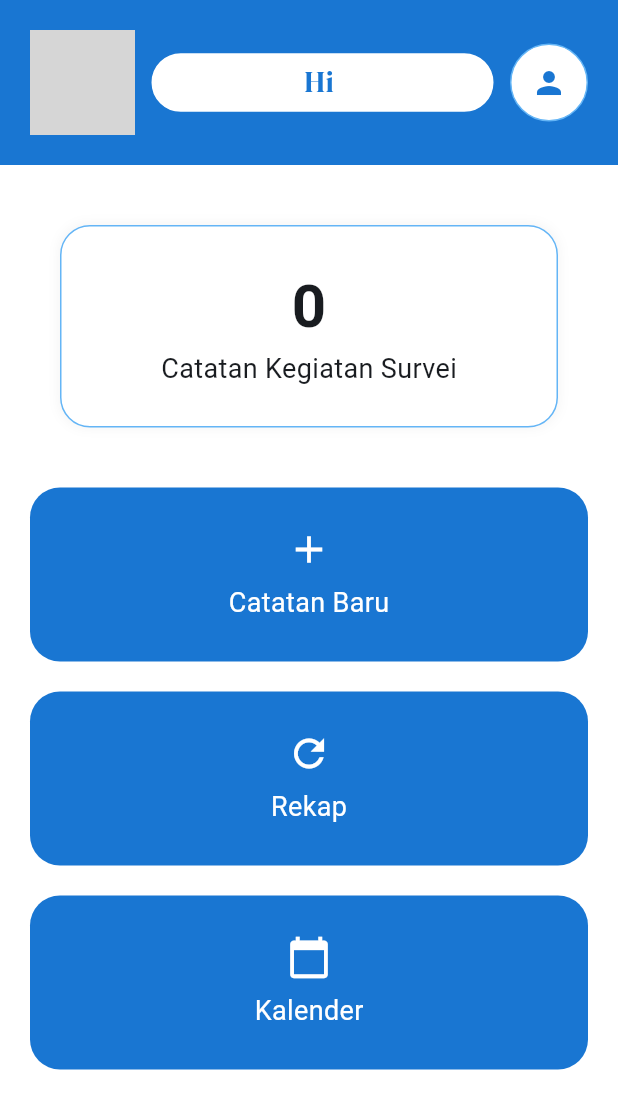
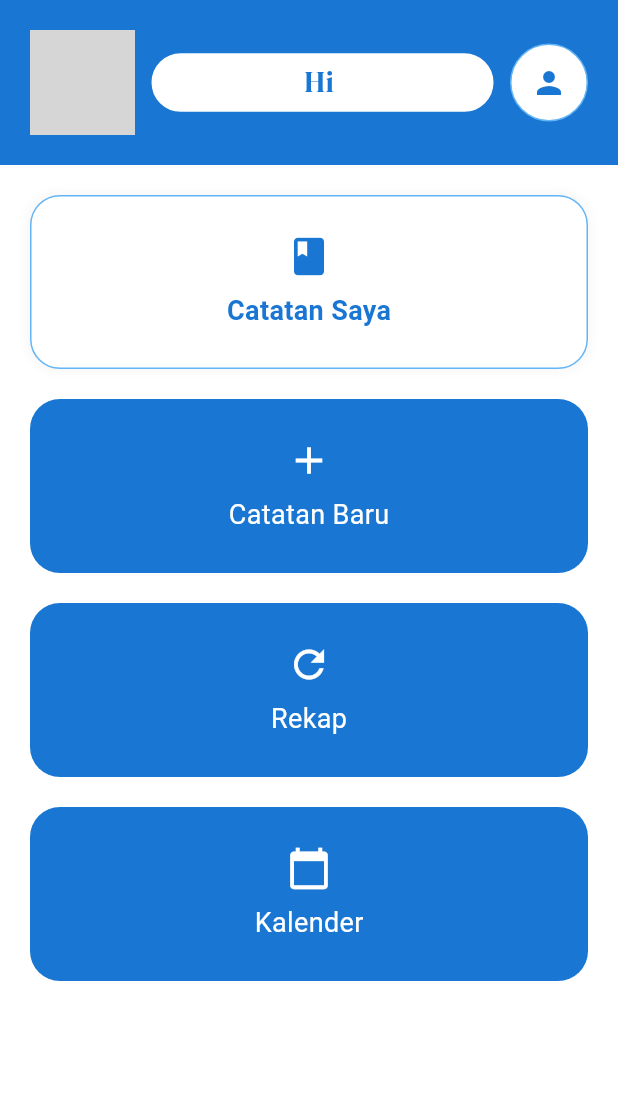
Before and after one commit to zahrld/rekap, a Flutter app: the HomeScreen screen opened directly with empty values, on a phone screen of 412 x 824 dp. Shown: the top 1109 px of the screen. Run offline on Flutter 3.47's test engine with Material 3 defaults, Android fonts, the phone set to English and light mode, and no system bars; our stand-ins replace google_fonts, image_picker; network calls fail; grey boxes are pictures that could not be loaded.

Commit message:
tanpa tekan plus

```diff
--- a/lib/config/api_config.dart
+++ b/lib/config/api_config.dart
@@ -1,7 +1,7 @@
 class ApiConfig {
   // Untuk Android Emulator gunakan 10.0.2.2
   // Untuk iOS Simulator gunakan localhost
-  static const String baseUrl = "http://localhost/apiSicap";
+  static const String baseUrl = "http://localhost/api_sicap";
 
   // Endpoints
   static const String login = "$baseUrl/login.php";
@@ -12,5 +12,6 @@ class ApiConfig {
   static const String getCatatan = "$baseUrl/get_catatan.php";
   static const String recapScreen = "$baseUrl/read_catatan.php";
   static const String getUserCatatan = "$baseUrl/get_user_catatan.php";
-  static const String getCountUserCatatan = "$baseUrl/get_count_user_catatan.php";
+  static const String getCountUserCatatan =
+      "$baseUrl/get_count_user_catatan.php";
 }
--- a/lib/screens/add_note_screen.dart
+++ b/lib/screens/add_note_screen.dart
@@ -206,6 +206,12 @@ class _AddNoteScreenState extends State<AddNoteScreen> {
   }
 
   Future<void> _submitCatatan() async {
+    // Tambahkan anggota yang ada di field ke daftar anggota
+    if (_anggotaController.text.isNotEmpty) {
+      _anggotaList.add(_anggotaController.text.trim());
+      _anggotaController.clear(); // Kosongkan field setelah ditambahkan
+    }
+
     if (_formKey.currentState!.validate()) {
       try {
         var request =
@@ -465,6 +471,8 @@ class _AddNoteScreenState extends State<AddNoteScreen> {
                                 labelText: 'Tambah Anggota',
                                 border: OutlineInputBorder(),
                               ),
+                              onEditingComplete: _addAnggota,
+                              onFieldSubmitted: (_) => _addAnggota(),
                             ),
                           ),
                           IconButton(
--- a/lib/screens/home_screen.dart
+++ b/lib/screens/home_screen.dart
@@ -161,10 +161,6 @@ class _HomeScreenState extends State<HomeScreen> {
                         );
                       },
                       child: Container(
-                        padding: const EdgeInsets.all(20.0),
-                        child: Column(
-                          children: [
-                            Container(
                         width: double.infinity,
                         padding: const EdgeInsets.symmetric(vertical: 25),
                         decoration: BoxDecoration(
@@ -181,20 +177,18 @@ class _HomeScreenState extends State<HomeScreen> {
                         ),
                         child: Column(
                           children: [
+                            Icon(
+                              Icons.book,
+                              color: Colors.blue[700],
+                              size: 30,
+                            ),
+                            const SizedBox(height: 8),
                             Text(
-                                    "$jumlahCatatan",
-                                    style: TextStyle(
-                                      fontSize: 40,
-                                      fontWeight: FontWeight.bold,
-                                    ),
-                                  ),
-                                  Text(
-                                    "Catatan Kegiatan Survei",
+                              "Catatan Saya",
                               style: TextStyle(
                                 fontSize: 18,
-                                    ),
-                                  ),
-                                ],
+                                fontWeight: FontWeight.bold,
+                                color: Colors.blue[700],
                               ),
                             ),
                           ],
@@ -270,8 +264,9 @@ class _HomeScreenState extends State<HomeScreen> {
                         Navigator.push(
                           context,
                           MaterialPageRoute(
-                            builder: (context) =>
-                                RecapScreen(userId: int.parse(widget.user.id), user: widget.user),
+                            builder: (context) => RecapScreen(
+                                userId: int.parse(widget.user.id),
+                                user: widget.user),
                           ),
                         );
                       },
```
Lines whose indentation alone changed are shown as unchanged.
